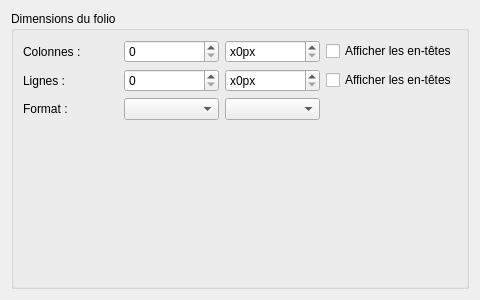
Old version of the form sources/ui/borderpropertieswidget.ui in the repository qelectrotech/qelectrotech-source-mirror.
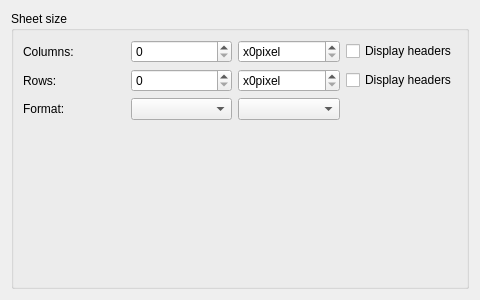
New version of the form.

```diff
--- a/sources/ui/borderpropertieswidget.ui
+++ b/sources/ui/borderpropertieswidget.ui
@@ -17,13 +17,13 @@
    <item>
     <widget class="QGroupBox" name="border_gb">
      <property name="title">
-      <string>Dimensions du folio</string>
+      <string>Sheet size</string>
      </property>
      <layout class="QGridLayout" name="gridLayout">
       <item row="1" column="2">
        <widget class="QSpinBox" name="m_rows_height_sp">
         <property name="suffix">
-         <string comment="pixel" extracomment="pixel">px</string>
+         <string comment="pixel" extracomment="pixel">pixel</string>
         </property>
         <property name="prefix">
          <string>x</string>
@@ -39,7 +39,7 @@
       <item row="0" column="2">
        <widget class="QSpinBox" name="m_columns_width_sp">
         <property name="suffix">
-         <string comment="pixel" extracomment="pixel">px</string>
+         <string comment="pixel" extracomment="pixel">pixel</string>
         </property>
         <property name="prefix">
          <string>x</string>
@@ -52,14 +52,14 @@
       <item row="1" column="0">
        <widget class="QLabel" name="label_3">
         <property name="text">
-         <string>Lignes :</string>
+         <string>Rows:</string>
         </property>
        </widget>
       </item>
       <item row="1" column="3">
        <widget class="QCheckBox" name="m_display_rows_cb">
         <property name="text">
-         <string>Afficher les en-têtes</string>
+         <string>Display headers</string>
         </property>
        </widget>
       </item>
@@ -69,21 +69,21 @@
       <item row="0" column="0">
        <widget class="QLabel" name="label_2">
         <property name="text">
-         <string>Colonnes :</string>
+         <string>Columns:</string>
         </property>
        </widget>
       </item>
       <item row="0" column="3">
        <widget class="QCheckBox" name="m_display_columns_cb">
         <property name="text">
-         <string>Afficher les en-têtes</string>
+         <string>Display headers</string>
         </property>
        </widget>
       </item>
       <item row="2" column="0">
        <widget class="QLabel" name="m_paper_label">
         <property name="text">
-         <string>Format :</string>
+         <string>Format:</string>
         </property>
        </widget>
       </item>
```
Left out of the diff: 2 changed lines with no effect on the pictures.
